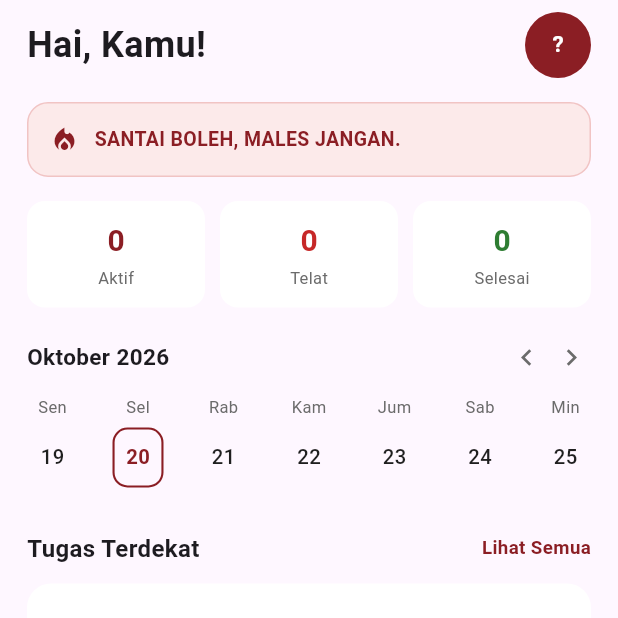
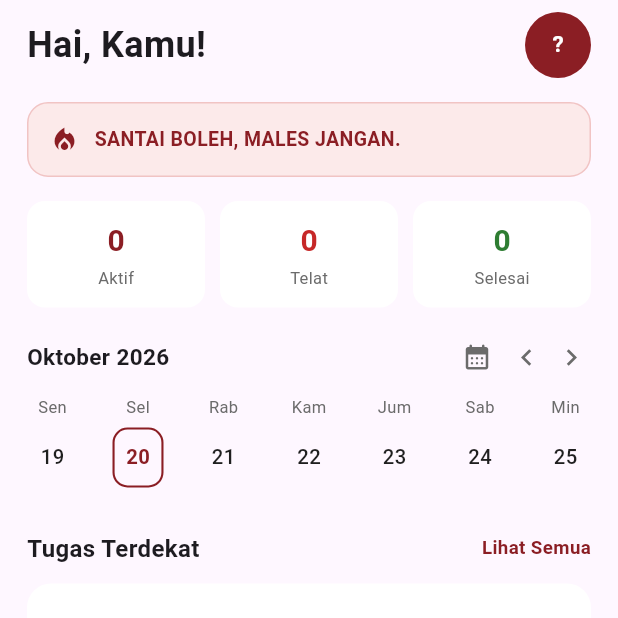
Before and after one commit to naomiguen/roastline, a Flutter app: the DashboardPage screen opened directly, on a phone screen of 412 x 824 dp, the top half of it. Run offline on Flutter 3.47's test engine with Material 3 defaults, Android fonts, the light colour scheme and no system bars; our stand-ins replace firebase_core, firebase_messaging, flutter_local_notifications, supabase_flutter, timezone; accounts and stored records are empty.

Commit message:
penambahan fitur

```diff
--- a/lib/views/dashboard/widgets/week_strip.dart
+++ b/lib/views/dashboard/widgets/week_strip.dart
@@ -2,8 +2,8 @@ import 'package:flutter/material.dart';
 
 import '../../../core/constants/app_colors.dart';
 
-/// Strip kalender mingguan yang bisa diklik.
-/// "Oktober 2026" + panah ganti minggu, deret 7 hari (Sen–Min).
+/// Strip kalender mingguan yang bisa diklik, bisa di-toggle ke grid bulanan.
+/// "Oktober 2026" + tombol mode + panah ganti minggu/bulan, deret 7 hari (Sen–Min).
 /// Hari ini diberi garis, hari terpilih diisi maroon, hari yang punya
 /// deadline diberi titik.
 class WeekStrip extends StatefulWidget {
@@ -24,6 +24,8 @@ class WeekStrip extends StatefulWidget {
 
 class _WeekStripState extends State<WeekStrip> {
   late DateTime _weekStart;
+  late DateTime _month; // tanggal 1 bulan yang tampil di mode bulanan
+  bool _monthly = false;
   final DateTime _today = _dateOnly(DateTime.now());
 
   static const _bulan = [
@@ -38,17 +40,64 @@ class _WeekStripState extends State<WeekStrip> {
   void initState() {
     super.initState();
     final anchor = widget.selectedDay ?? _today;
-    _weekStart = anchor.subtract(Duration(days: anchor.weekday - 1));
+    _weekStart = _startOfWeek(anchor);
+    _month = DateTime(anchor.year, anchor.month);
   }
 
-  void _shift(int weeks) {
-    setState(() => _weekStart = _weekStart.add(Duration(days: 7 * weeks)));
+  static DateTime _startOfWeek(DateTime d) =>
+      DateTime(d.year, d.month, d.day - (d.weekday - 1));
+
+  void _shift(int step) {
+    setState(() {
+      if (_monthly) {
+        _month = DateTime(_month.year, _month.month + step);
+      } else {
+        _weekStart = DateTime(
+            _weekStart.year, _weekStart.month, _weekStart.day + 7 * step);
+      }
+    });
+  }
+
+  void _toggleMode() {
+    setState(() {
+      if (_monthly) {
+        // Balik ke mingguan: minggu dari tanggal terpilih / hari ini kalau
+        // masih di bulan yang sama / tanggal 1 bulan yang sedang dilihat.
+        final sel = widget.selectedDay;
+        final DateTime anchor;
+        if (sel != null &&
+            sel.year == _month.year &&
+            sel.month == _month.month) {
+          anchor = sel;
+        } else if (_today.year == _month.year &&
+            _today.month == _month.month) {
+          anchor = _today;
+        } else {
+          anchor = _month;
+        }
+        _weekStart = _startOfWeek(anchor);
+      } else {
+        final mid = _weekStart.add(const Duration(days: 3));
+        _month = DateTime(mid.year, mid.month);
+      }
+      _monthly = !_monthly;
+    });
+  }
+
+  void _tap(DateTime day) {
+    final same = widget.selectedDay == day;
+    widget.onSelect(same ? null : day);
   }
 
   @override
   Widget build(BuildContext context) {
-    final days = List.generate(7, (i) => _weekStart.add(Duration(days: i)));
-    final label = '${_bulan[days[3].month - 1]} ${days[3].year}';
+    final String label;
+    if (_monthly) {
+      label = '${_bulan[_month.month - 1]} ${_month.year}';
+    } else {
+      final mid = _weekStart.add(const Duration(days: 3));
+      label = '${_bulan[mid.month - 1]} ${mid.year}';
+    }
 
     return Column(
       children: [
@@ -59,13 +108,33 @@ class _WeekStripState extends State<WeekStrip> {
               style: const TextStyle(fontSize: 15, fontWeight: FontWeight.bold),
             ),
             const Spacer(),
+            _arrow(
+              _monthly ? Icons.view_week_rounded : Icons.calendar_month_rounded,
+              _toggleMode,
+              size: 20,
+              tooltip: _monthly ? 'Tampilan mingguan' : 'Tampilan bulanan',
+            ),
+            const SizedBox(width: 8),
             _arrow(Icons.chevron_left, () => _shift(-1)),
             const SizedBox(width: 4),
             _arrow(Icons.chevron_right, () => _shift(1)),
           ],
         ),
         const SizedBox(height: 12),
-        Row(
+        AnimatedSize(
+          duration: const Duration(milliseconds: 220),
+          curve: Curves.easeInOut,
+          alignment: Alignment.topCenter,
+          child: _monthly ? _buildMonth() : _buildWeek(),
+        ),
+      ],
+    );
+  }
+
+  Widget _buildWeek() {
+    final days = List.generate(
+        7, (i) => DateTime(_weekStart.year, _weekStart.month, _weekStart.day + i));
+    return Row(
       mainAxisAlignment: MainAxisAlignment.spaceBetween,
       children: [
         for (var i = 0; i < 7; i++)
@@ -75,43 +144,95 @@ class _WeekStripState extends State<WeekStrip> {
             isToday: days[i] == _today,
             isSelected: widget.selectedDay == days[i],
             hasDeadline: widget.deadlineDays.contains(days[i]),
-                onTap: () {
-                  final same = widget.selectedDay == days[i];
-                  widget.onSelect(same ? null : days[i]);
-                },
-              ),
-          ],
+            onTap: () => _tap(days[i]),
           ),
       ],
     );
   }
 
-  Widget _arrow(IconData icon, VoidCallback onTap) {
-    return InkWell(
+  Widget _buildMonth() {
+    final first = _startOfWeek(_month);
+    final daysInMonth = DateTime(_month.year, _month.month + 1, 0).day;
+    final leading = _month.weekday - 1;
+    final rows = ((leading + daysInMonth) / 7).ceil();
+
+    return Column(
+      children: [
+        Row(
+          mainAxisAlignment: MainAxisAlignment.spaceBetween,
+          children: [
+            for (final h in _hari)
+              SizedBox(
+                width: 34,
+                child: Text(
+                  h,
+                  textAlign: TextAlign.center,
+                  style: const TextStyle(
+                      fontSize: 11, color: AppColors.textSecondary),
+                ),
+              ),
+          ],
+        ),
+        const SizedBox(height: 6),
+        for (var r = 0; r < rows; r++)
+          Padding(
+            padding: const EdgeInsets.only(bottom: 4),
+            child: Row(
+              mainAxisAlignment: MainAxisAlignment.spaceBetween,
+              children: [
+                for (var c = 0; c < 7; c++)
+                  Builder(builder: (_) {
+                    final d = DateTime(
+                        first.year, first.month, first.day + r * 7 + c);
+                    return _DayCell(
+                      date: d,
+                      isToday: d == _today,
+                      isSelected: widget.selectedDay == d,
+                      hasDeadline: widget.deadlineDays.contains(d),
+                      dimmed: d.month != _month.month,
+                      compact: true,
+                      onTap: () => _tap(d),
+                    );
+                  }),
+              ],
+            ),
+          ),
+      ],
+    );
+  }
+
+  Widget _arrow(IconData icon, VoidCallback onTap,
+      {double size = 22, String? tooltip}) {
+    final btn = InkWell(
       onTap: onTap,
       borderRadius: BorderRadius.circular(8),
       child: Padding(
         padding: const EdgeInsets.all(2),
-        child: Icon(icon, size: 22, color: AppColors.textSecondary),
+        child: Icon(icon, size: size, color: AppColors.textSecondary),
       ),
     );
+    return tooltip == null ? btn : Tooltip(message: tooltip, child: btn);
   }
 }
 
 class _DayCell extends StatelessWidget {
-  final String dow;
+  final String? dow;
   final DateTime date;
   final bool isToday;
   final bool isSelected;
   final bool hasDeadline;
+  final bool dimmed; // tanggal di luar bulan yang tampil (mode bulanan)
+  final bool compact; // sel lebih pendek untuk grid bulanan
   final VoidCallback onTap;
 
   const _DayCell({
-    required this.dow,
+    this.dow,
     required this.date,
     required this.isToday,
     required this.isSelected,
     required this.hasDeadline,
+    this.dimmed = false,
+    this.compact = false,
     required this.onTap,
   });
 
@@ -120,20 +241,24 @@ class _DayCell extends StatelessWidget {
     final Color bg = isSelected ? AppColors.maroon : Colors.transparent;
     final Color fg = isSelected
         ? Colors.white
-        : (isToday ? AppColors.maroon : AppColors.textPrimary);
+        : (isToday
+            ? AppColors.maroon
+            : (dimmed ? AppColors.textSecondary : AppColors.textPrimary));
 
     return InkWell(
       onTap: onTap,
       borderRadius: BorderRadius.circular(10),
       child: Column(
         children: [
-          Text(dow,
+          if (dow != null) ...[
+            Text(dow!,
                 style: const TextStyle(
                     fontSize: 11, color: AppColors.textSecondary)),
             const SizedBox(height: 6),
+          ],
           Container(
             width: 34,
-            height: 40,
+            height: compact ? 32 : 40,
             decoration: BoxDecoration(
               color: bg,
               borderRadius: BorderRadius.circular(10),
@@ -152,7 +277,7 @@ class _DayCell extends StatelessWidget {
               ),
             ),
           ),
-          const SizedBox(height: 4),
+          SizedBox(height: compact ? 2 : 4),
           Container(
             width: 5,
             height: 5,
--- a/lib/widgets/custom_text_field.dart
+++ b/lib/widgets/custom_text_field.dart
@@ -2,8 +2,6 @@ import 'package:flutter/material.dart';
 
 import '../core/constants/app_colors.dart';
 
-/// Field berlabel sesuai desain: label kecil di atas, input putih rounded,
-/// ikon maroon di kiri (prefix), opsional ikon aksi di kanan (suffix).
 class CustomTextField extends StatelessWidget {
   final String label;
   final String hint;
--- a/pubspec.yaml
+++ b/pubspec.yaml
@@ -35,7 +35,7 @@ flutter:
   assets:
     - assets/
 
-# Ikon aplikasi -> jalankan: dart run flutter_launcher_icons
+# Ikon aplikasi jalankan: dart run flutter_launcher_icons
 flutter_launcher_icons:
   android: true
   ios: true
```
Also changed, not shown: 2 other files. Lines whose indentation alone changed are shown as unchanged.
